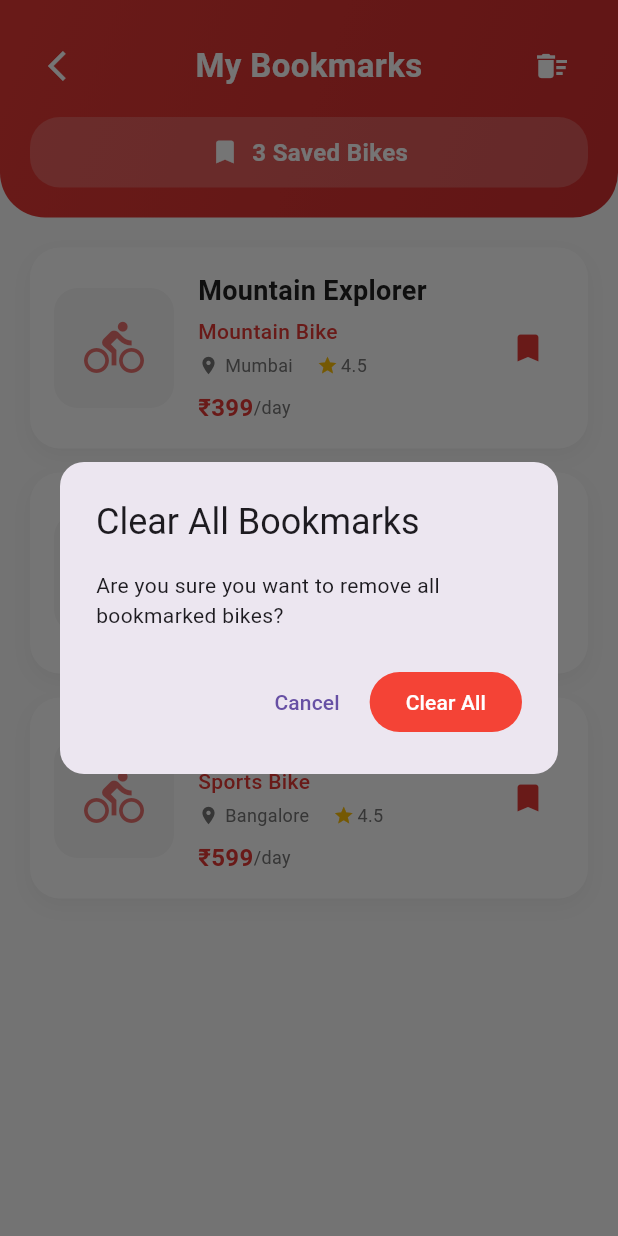
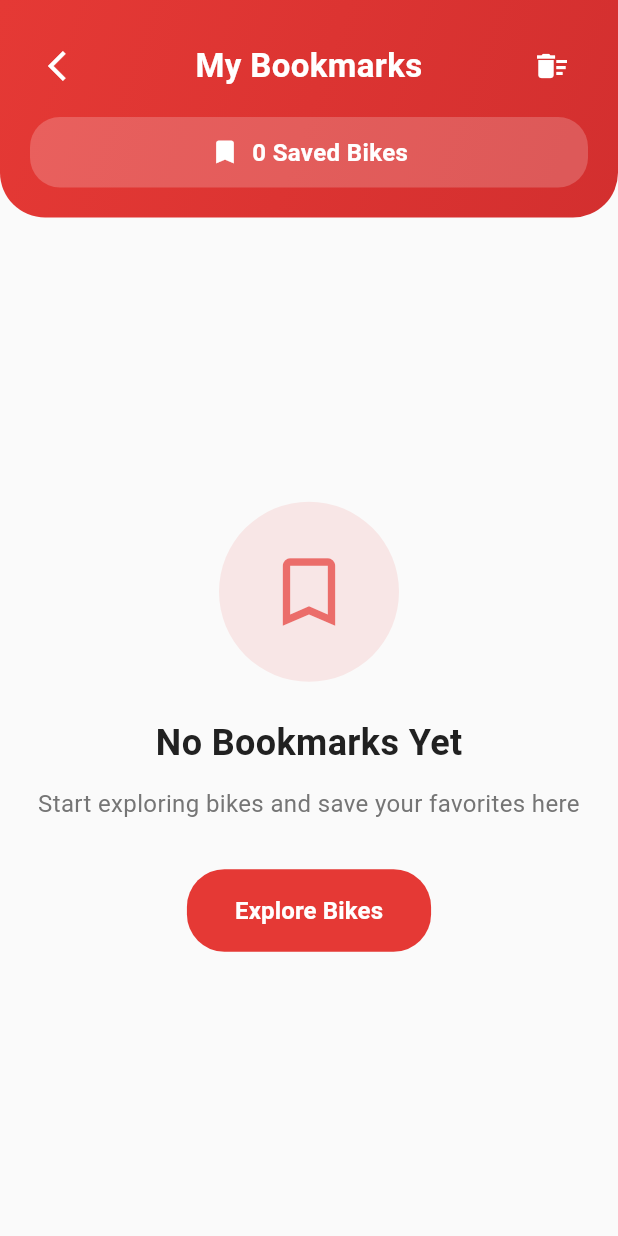
Before and after one commit to GuruDev1736/RevUpBikes_Flutter_app, a Flutter app: the BookmarkScreen screen opened directly, after a tap on the "delete sweep" icon, on a phone screen of 412 x 824 dp. Run offline on Flutter 3.47's test engine with Material 3 defaults, Android fonts, the phone set to English and light mode, and no system bars; our stand-ins replace device_info_plus, dio, image_picker, permission_handler, share_plus, shared_preferences and 1 more; missing offline and left inert: flutter_pdfview, razorpay_flutter; accounts and stored records are empty.

Commit message:
feat: Implement bookmark functionality with database integration

```diff
--- a/lib/screens/bookmark_screen.dart
+++ b/lib/screens/bookmark_screen.dart
@@ -1,7 +1,7 @@
 import 'package:flutter/material.dart';
 import '../utils/app_colors.dart';
 import '../models/bike_model.dart';
-import '../models/place_model.dart';
+import '../services/database_helper.dart';
 import 'bike_details_screen.dart';
 
 class BookmarkScreen extends StatefulWidget {
@@ -21,90 +21,9 @@ class _BookmarkScreenState extends State<BookmarkScreen>
   late Animation<Offset> _slideAnimation;
   late Animation<double> _scaleAnimation;
 
-  // Sample bookmarked bikes - in a real app, this would come from a database
-  final List<BikeModel> _bookmarkedBikes = [
-    BikeModel(
-      id: 1,
-      bikeName: 'Mountain Explorer',
-      bikeModel: 'MX-2024',
-      brand: 'TrekMaster',
-      bikeImage: 'assets/images/bikes/mountain_bike.jpg',
-      description:
-          'Perfect mountain bike for adventure trails and rough terrain exploration.',
-      pricePerHour: 50.0,
-      pricePerDay: 399.0,
-      place: Place(
-        id: 1,
-        placeName: 'Mumbai',
-        placeDescription: 'Commercial capital of India',
-        placeImage: 'mumbai.jpg',
-        placeLocation: 'Maharashtra, India',
-        createdAt: DateTime.now(),
-      ),
-      category: 'Mountain Bike',
-      engineCapacity: 250,
-      fuelType: 'Electric',
-      transmission: 'Automatic',
-      status: 'AVAILABLE',
-      registrationNumber: 'MH-01-AB-1234',
-      createdAt: DateTime.now(),
-      updatedAt: DateTime.now(),
-    ),
-    BikeModel(
-      id: 2,
-      bikeName: 'City Cruiser Pro',
-      bikeModel: 'CC-Pro-2024',
-      brand: 'ElectroRide',
-      bikeImage: 'assets/images/bikes/electric_bike.jpg',
-      description:
-          'Comfortable electric cruiser ideal for city commuting and leisure rides.',
-      pricePerHour: 40.0,
-      pricePerDay: 299.0,
-      place: Place(
-        id: 2,
-        placeName: 'Delhi',
-        placeDescription: 'Capital city of India',
-        placeImage: 'delhi.jpg',
-        placeLocation: 'New Delhi, India',
-        createdAt: DateTime.now(),
-      ),
-      category: 'Cruiser',
-      engineCapacity: 200,
-      fuelType: 'Electric',
-      transmission: 'Automatic',
-      status: 'AVAILABLE',
-      registrationNumber: 'DL-01-CD-5678',
-      createdAt: DateTime.now(),
-      updatedAt: DateTime.now(),
-    ),
-    BikeModel(
-      id: 3,
-      bikeName: 'Speed Demon',
-      bikeModel: 'SD-Sport-2024',
-      brand: 'RacerTech',
-      bikeImage: 'assets/images/bikes/sports_bike.jpg',
-      description:
-          'High-performance sports bike designed for speed enthusiasts and racing.',
-      pricePerHour: 75.0,
-      pricePerDay: 599.0,
-      place: Place(
-        id: 3,
-        placeName: 'Bangalore',
-        placeDescription: 'Silicon Valley of India',
-        placeImage: 'bangalore.jpg',
-        placeLocation: 'Karnataka, India',
-        createdAt: DateTime.now(),
-      ),
-      category: 'Sports Bike',
-      engineCapacity: 600,
-      fuelType: 'Petrol',
-      transmission: 'Manual',
-      status: 'RENTED',
-      registrationNumber: 'KA-01-EF-9012',
-      createdAt: DateTime.now(),
-      updatedAt: DateTime.now(),
-    ),
-  ];
+  // Bookmarked bikes from database
+  List<BikeModel> _bookmarkedBikes = [];
+  bool _isLoading = true;
 
   @override
   void initState() {
@@ -142,6 +61,9 @@ class _BookmarkScreenState extends State<BookmarkScreen>
 
     // Start animations
     _startAnimations();
+
+    // Load bookmarks from database
+    _loadBookmarks();
   }
 
   void _startAnimations() async {
@@ -155,6 +77,32 @@ class _BookmarkScreenState extends State<BookmarkScreen>
     _scaleController.forward();
   }
 
+  Future<void> _loadBookmarks() async {
+    setState(() {
+      _isLoading = true;
+    });
+
+    try {
+      final bookmarks = await DatabaseHelper.instance.getAllBookmarks();
+      setState(() {
+        _bookmarkedBikes = bookmarks;
+        _isLoading = false;
+      });
+    } catch (e) {
+      setState(() {
+        _isLoading = false;
+      });
+      if (mounted) {
+        ScaffoldMessenger.of(context).showSnackBar(
+          SnackBar(
+            content: Text('Error loading bookmarks: ${e.toString()}'),
+            backgroundColor: Colors.red,
+          ),
+        );
+      }
+    }
+  }
+
   @override
   void dispose() {
     _fadeController.dispose();
@@ -163,12 +111,20 @@ class _BookmarkScreenState extends State<BookmarkScreen>
     super.dispose();
   }
 
-  void _removeBookmark(int bikeId) {
+  void _removeBookmark(int bikeId) async {
+    // Store the bike for undo functionality
+    final bikeToRemove = _bookmarkedBikes.firstWhere((bike) => bike.id == bikeId);
+
+    // Remove from database
+    await DatabaseHelper.instance.removeBookmark(bikeId);
+
+    // Remove from UI
     setState(() {
       _bookmarkedBikes.removeWhere((bike) => bike.id == bikeId);
     });
 
-    // Show snackbar
+    // Show snackbar with undo option
+    if (mounted) {
       ScaffoldMessenger.of(context).showSnackBar(
         SnackBar(
           content: const Text('Removed from bookmarks'),
@@ -178,12 +134,16 @@ class _BookmarkScreenState extends State<BookmarkScreen>
           action: SnackBarAction(
             label: 'UNDO',
             textColor: Colors.white,
-          onPressed: () {
-            // In a real app, restore the bookmark
+            onPressed: () async {
+              // Restore to database
+              await DatabaseHelper.instance.addBookmark(bikeToRemove);
+              // Reload bookmarks
+              _loadBookmarks();
             },
           ),
         ),
       );
+    }
   }
 
   @override
@@ -198,7 +158,11 @@ class _BookmarkScreenState extends State<BookmarkScreen>
 
             // Content
             Expanded(
-              child: _bookmarkedBikes.isEmpty
+              child: _isLoading
+                  ? const Center(
+                      child: CircularProgressIndicator(),
+                    )
+                  : _bookmarkedBikes.isEmpty
                       ? _buildEmptyState()
                       : _buildBookmarksList(),
             ),
@@ -657,11 +621,18 @@ class _BookmarkScreenState extends State<BookmarkScreen>
               child: const Text('Cancel'),
             ),
             ElevatedButton(
-              onPressed: () {
+              onPressed: () async {
                 Navigator.pop(context);
+
+                // Clear from database
+                await DatabaseHelper.instance.clearAllBookmarks();
+
+                // Clear from UI
                 setState(() {
                   _bookmarkedBikes.clear();
                 });
+
+                if (mounted) {
                   ScaffoldMessenger.of(context).showSnackBar(
                     SnackBar(
                       content: const Text('All bookmarks cleared'),
@@ -672,6 +643,7 @@ class _BookmarkScreenState extends State<BookmarkScreen>
                       ),
                     ),
                   );
+                }
               },
               style: ElevatedButton.styleFrom(
                 backgroundColor: Colors.red,
--- /dev/null
+++ b/lib/services/database_helper.dart
@@ -0,0 +1,176 @@
+import 'package:sqflite/sqflite.dart';
+import 'package:path/path.dart';
+import '../models/bike_model.dart';
+import '../models/place_model.dart';
+
+class DatabaseHelper {
+  static final DatabaseHelper instance = DatabaseHelper._init();
+  static Database? _database;
+
+  DatabaseHelper._init();
+
+  Future<Database> get database async {
+    if (_database != null) return _database!;
+    _database = await _initDB('bookmarks.db');
+    return _database!;
+  }
+
+  Future<Database> _initDB(String filePath) async {
+    final dbPath = await getDatabasesPath();
+    final path = join(dbPath, filePath);
+
+    return await openDatabase(
+      path,
+      version: 1,
+      onCreate: _createDB,
+    );
+  }
+
+  Future<void> _createDB(Database db, int version) async {
+    await db.execute('''
+      CREATE TABLE bookmarks (
+        id INTEGER PRIMARY KEY,
+        bikeName TEXT NOT NULL,
+        bikeModel TEXT NOT NULL,
+        brand TEXT NOT NULL,
+        bikeImage TEXT NOT NULL,
+        description TEXT NOT NULL,
+        pricePerHour REAL NOT NULL,
+        pricePerDay REAL NOT NULL,
+        placeId INTEGER NOT NULL,
+        placeName TEXT NOT NULL,
+        placeDescription TEXT NOT NULL,
+        placeImage TEXT NOT NULL,
+        placeLocation TEXT NOT NULL,
+        category TEXT NOT NULL,
+        engineCapacity INTEGER NOT NULL,
+        fuelType TEXT NOT NULL,
+        transmission TEXT NOT NULL,
+        status TEXT NOT NULL,
+        registrationNumber TEXT NOT NULL,
+        createdAt TEXT NOT NULL,
+        updatedAt TEXT NOT NULL,
+        bookmarkedAt TEXT NOT NULL
+      )
+    ''');
+  }
+
+  // Add bookmark
+  Future<int> addBookmark(BikeModel bike) async {
+    final db = await database;
+
+    // Check if already bookmarked
+    final existing = await db.query(
+      'bookmarks',
+      where: 'id = ?',
+      whereArgs: [bike.id],
+    );
+
+    if (existing.isNotEmpty) {
+      return bike.id; // Already bookmarked
+    }
+
+    return await db.insert(
+      'bookmarks',
+      {
+        'id': bike.id,
+        'bikeName': bike.bikeName,
+        'bikeModel': bike.bikeModel,
+        'brand': bike.brand,
+        'bikeImage': bike.bikeImage,
+        'description': bike.description,
+        'pricePerHour': bike.pricePerHour,
+        'pricePerDay': bike.pricePerDay,
+        'placeId': bike.place.id,
+        'placeName': bike.place.placeName,
+        'placeDescription': bike.place.placeDescription,
+        'placeImage': bike.place.placeImage,
+        'placeLocation': bike.place.placeLocation,
+        'category': bike.category,
+        'engineCapacity': bike.engineCapacity,
+        'fuelType': bike.fuelType,
+        'transmission': bike.transmission,
+        'status': bike.status,
+        'registrationNumber': bike.registrationNumber,
+        'createdAt': bike.createdAt.toIso8601String(),
+        'updatedAt': bike.updatedAt.toIso8601String(),
+        'bookmarkedAt': DateTime.now().toIso8601String(),
+      },
+      conflictAlgorithm: ConflictAlgorithm.replace,
+    );
+  }
+
+  // Remove bookmark
+  Future<int> removeBookmark(int bikeId) async {
+    final db = await database;
+    return await db.delete(
+      'bookmarks',
+      where: 'id = ?',
+      whereArgs: [bikeId],
+    );
+  }
+
+  // Check if bike is bookmarked
+  Future<bool> isBookmarked(int bikeId) async {
+    final db = await database;
+    final result = await db.query(
+      'bookmarks',
+      where: 'id = ?',
+      whereArgs: [bikeId],
+    );
+    return result.isNotEmpty;
+  }
+
+  // Get all bookmarks
+  Future<List<BikeModel>> getAllBookmarks() async {
+    final db = await database;
+    final result = await db.query(
+      'bookmarks',
+      orderBy: 'bookmarkedAt DESC',
+    );
+
+    return result.map((json) => _bikeFromJson(json)).toList();
+  }
+
+  // Clear all bookmarks
+  Future<int> clearAllBookmarks() async {
+    final db = await database;
+    return await db.delete('bookmarks');
+  }
+
+  // Convert database map to BikeModel
+  BikeModel _bikeFromJson(Map<String, dynamic> json) {
+    return BikeModel(
+      id: json['id'] as int,
+      bikeName: json['bikeName'] as String,
+      bikeModel: json['bikeModel'] as String,
+      brand: json['brand'] as String,
+      bikeImage: json['bikeImage'] as String,
+      description: json['description'] as String,
+      pricePerHour: json['pricePerHour'] as double,
+      pricePerDay: json['pricePerDay'] as double,
+      place: Place(
+        id: json['placeId'] as int,
+        placeName: json['placeName'] as String,
+        placeDescription: json['placeDescription'] as String,
+        placeImage: json['placeImage'] as String,
+        placeLocation: json['placeLocation'] as String,
+        createdAt: DateTime.parse(json['createdAt'] as String),
+      ),
+      category: json['category'] as String,
+      engineCapacity: json['engineCapacity'] as int,
+      fuelType: json['fuelType'] as String,
+      transmission: json['transmission'] as String,
+      status: json['status'] as String,
+      registrationNumber: json['registrationNumber'] as String,
+      createdAt: DateTime.parse(json['createdAt'] as String),
+      updatedAt: DateTime.parse(json['updatedAt'] as String),
+    );
+  }
+
+  // Close database
+  Future<void> close() async {
+    final db = await database;
+    await db.close();
+  }
+}
--- a/pubspec.yaml
+++ b/pubspec.yaml
@@ -22,6 +22,7 @@ dependencies:
   url_launcher: ^6.2.1
   share_plus: ^7.2.1
   path_provider: ^2.1.1
+  sqflite: ^2.3.0
 
 dev_dependencies:
   flutter_test:
```
Also changed, not shown: lib/screens/bike_details_screen.dart (+46 -5 lines), pubspec.lock. Lines whose indentation alone changed are shown as unchanged.
